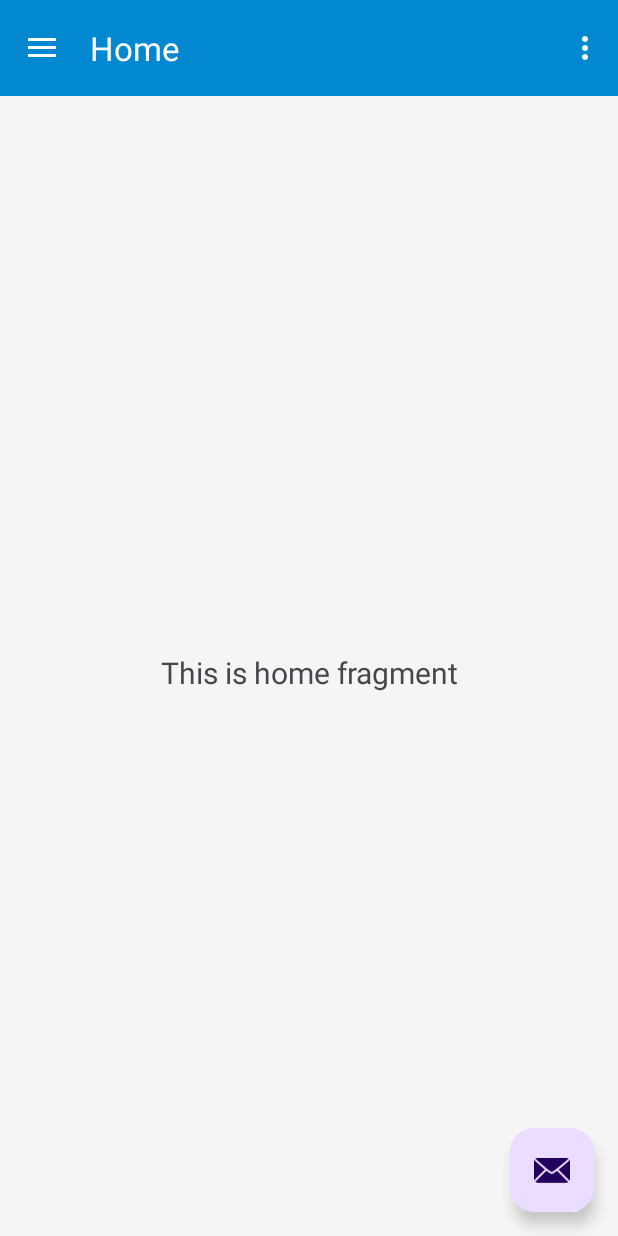
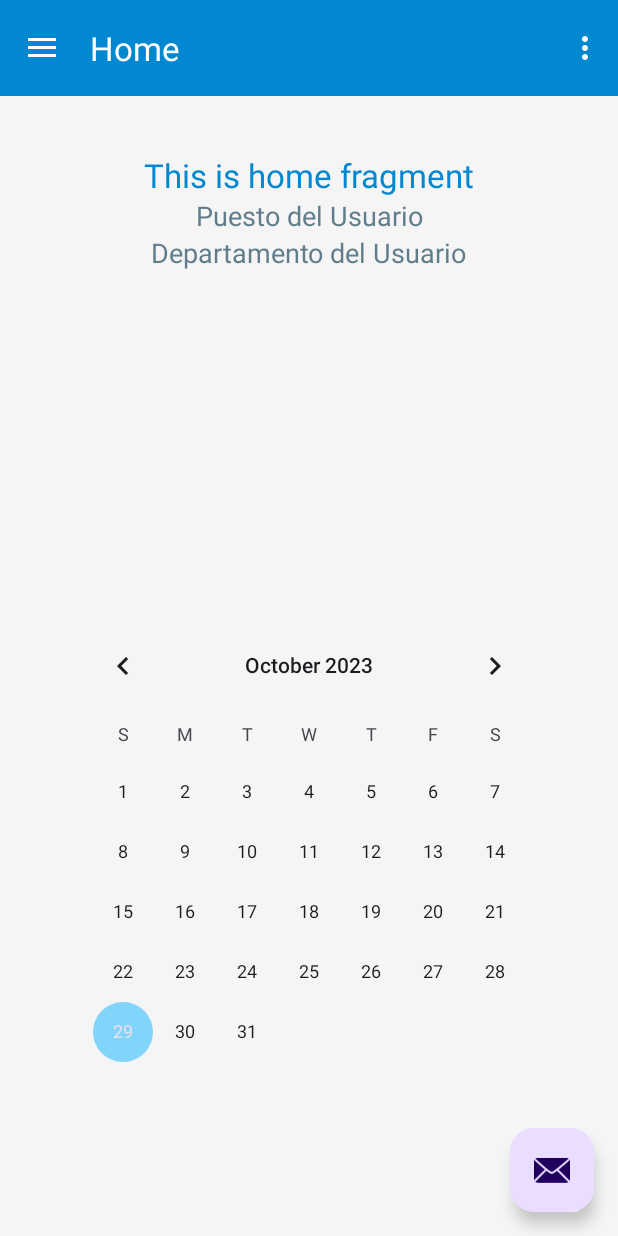
Before and after one commit to k3ssdev/TeamTrekAndroid, an Android app: the MainActivity screen opened directly, with no data from a screen before it, on a phone screen of 412 x 824 dp. Run offline under Robolectric (Android 15) with nearby library versions, the phone set to English and light mode, and no system bars; our stand-ins replace navigation-ui.

Commit message:
menu icons

```diff
--- a/app/src/main/java/io/github/k3ssdev/teamtrekandroid/ui/home/HomeFragment.java
+++ b/app/src/main/java/io/github/k3ssdev/teamtrekandroid/ui/home/HomeFragment.java
@@ -24,7 +24,7 @@ public class HomeFragment extends Fragment {
         binding = FragmentHomeBinding.inflate(inflater, container, false);
         View root = binding.getRoot();
 
-        final TextView textView = binding.textHome;
+        final TextView textView = binding.nombreUsuario;
         homeViewModel.getText().observe(getViewLifecycleOwner(), textView::setText);
         return root;
     }
--- /dev/null
+++ b/app/src/main/res/drawable/baseline_calendar_month_24.xml
@@ -0,0 +1,5 @@
+<vector android:height="24dp" android:tint="#000000"
+    android:viewportHeight="24" android:viewportWidth="24"
+    android:width="24dp" xmlns:android="http://schemas.android.com/apk/res/android">
+    <path android:fillColor="@android:color/white" android:pathData="M19,4h-1V2h-2v2H8V2H6v2H5C3.89,4 3.01,4.9 3.01,6L3,20c0,1.1 0.89,2 2,2h14c1.1,0 2,-0.9 2,-2V6C21,4.9 20.1,4 19,4zM19,20H5V10h14V20zM9,14H7v-2h2V14zM13,14h-2v-2h2V14zM17,14h-2v-2h2V14zM9,18H7v-2h2V18zM13,18h-2v-2h2V18zM17,18h-2v-2h2V18z"/>
+</vector>
--- /dev/null
+++ b/app/src/main/res/drawable/baseline_home_24.xml
@@ -0,0 +1,5 @@
+<vector android:height="24dp" android:tint="#000000"
+    android:viewportHeight="24" android:viewportWidth="24"
+    android:width="24dp" xmlns:android="http://schemas.android.com/apk/res/android">
+    <path android:fillColor="@android:color/white" android:pathData="M10,20v-6h4v6h5v-8h3L12,3 2,12h3v8z"/>
+</vector>
--- /dev/null
+++ b/app/src/main/res/drawable/baseline_person_24.xml
@@ -0,0 +1,5 @@
+<vector android:height="24dp" android:tint="#000000"
+    android:viewportHeight="24" android:viewportWidth="24"
+    android:width="24dp" xmlns:android="http://schemas.android.com/apk/res/android">
+    <path android:fillColor="@android:color/white" android:pathData="M12,12c2.21,0 4,-1.79 4,-4s-1.79,-4 -4,-4 -4,1.79 -4,4 1.79,4 4,4zM12,14c-2.67,0 -8,1.34 -8,4v2h16v-2c0,-2.66 -5.33,-4 -8,-4z"/>
+</vector>
--- a/app/src/main/res/drawable/side_nav_bar.xml
+++ b/app/src/main/res/drawable/side_nav_bar.xml
@@ -1,9 +1,10 @@
 <shape xmlns:android="http://schemas.android.com/apk/res/android"
     android:shape="rectangle">
     <gradient
-        android:angle="135"
-        android:centerColor="#009688"
-        android:endColor="#00695C"
-        android:startColor="#4DB6AC"
+        android:angle="180
+"
+        android:centerColor="@color/blue"
+        android:endColor="@color/blue_dark"
+        android:startColor="@color/blue"
         android:type="linear" />
 </shape>
--- a/app/src/main/res/layout/fragment_home.xml
+++ b/app/src/main/res/layout/fragment_home.xml
@@ -4,19 +4,94 @@
     xmlns:tools="http://schemas.android.com/tools"
     android:layout_width="match_parent"
     android:layout_height="match_parent"
+    android:background="@color/background_light"
     tools:context=".ui.home.HomeFragment">
 
+    <!-- Guideline superior -->
+    <androidx.constraintlayout.widget.Guideline
+        android:id="@+id/guidelineTop"
+        android:layout_width="wrap_content"
+        android:layout_height="wrap_content"
+        android:orientation="horizontal"
+        app:layout_constraintGuide_percent="0.05" />
+
+    <!-- Guideline inferior -->
+    <androidx.constraintlayout.widget.Guideline
+        android:id="@+id/guidelineTop2"
+        android:layout_width="wrap_content"
+        android:layout_height="wrap_content"
+        android:orientation="horizontal"
+        app:layout_constraintGuide_percent="0.45" />
+
+    <androidx.constraintlayout.widget.Guideline
+        android:id="@+id/guidelineBottom"
+        android:layout_width="wrap_content"
+        android:layout_height="wrap_content"
+        android:orientation="horizontal"
+        app:layout_constraintGuide_percent="0.9" />
+
+    <!-- Guideline izquierdo -->
+    <androidx.constraintlayout.widget.Guideline
+        android:id="@+id/guidelineLeft"
+        android:layout_width="wrap_content"
+        android:layout_height="wrap_content"
+        android:orientation="vertical"
+        app:layout_constraintGuide_percent="0.1" />
+
+    <!-- Guideline derecho -->
+    <androidx.constraintlayout.widget.Guideline
+        android:id="@+id/guidelineRight"
+        android:layout_width="wrap_content"
+        android:layout_height="wrap_content"
+        android:orientation="vertical"
+        app:layout_constraintGuide_percent="0.9" />
+
+    <!-- TextView para el nombre del usuario -->
     <TextView
-        android:id="@+id/text_home"
-        android:layout_width="match_parent"
+        android:id="@+id/nombreUsuario"
+        android:layout_width="wrap_content"
         android:layout_height="wrap_content"
-        android:layout_marginStart="8dp"
-        android:layout_marginTop="8dp"
-        android:layout_marginEnd="8dp"
-        android:textAlignment="center"
-        android:textSize="20sp"
-        app:layout_constraintBottom_toBottomOf="parent"
-        app:layout_constraintEnd_toEndOf="parent"
-        app:layout_constraintStart_toStartOf="parent"
-        app:layout_constraintTop_toTopOf="parent" />
+        android:text="Nombre del Usuario"
+        android:textSize="22sp"
+        android:textColor="@color/blue"
+        app:layout_constraintTop_toTopOf="@+id/guidelineTop"
+        app:layout_constraintStart_toStartOf="@+id/guidelineLeft"
+        app:layout_constraintEnd_toEndOf="@+id/guidelineRight" />
+
+    <!-- TextView para el puesto del usuario -->
+    <TextView
+        android:id="@+id/puestoUsuario"
+        android:layout_width="wrap_content"
+        android:layout_height="wrap_content"
+        android:text="Puesto del Usuario"
+        android:textSize="18sp"
+        android:textColor="@color/blue_grey"
+        app:layout_constraintTop_toBottomOf="@+id/nombreUsuario"
+        app:layout_constraintStart_toStartOf="@+id/guidelineLeft"
+        app:layout_constraintEnd_toEndOf="@+id/guidelineRight" />
+
+    <!-- TextView para el departamento del usuario -->
+    <TextView
+        android:id="@+id/departamentoUsuario"
+        android:layout_width="wrap_content"
+        android:layout_height="wrap_content"
+        android:text="Departamento del Usuario"
+        android:textSize="18sp"
+        android:textColor="@color/blue_grey"
+        app:layout_constraintTop_toBottomOf="@+id/puestoUsuario"
+        app:layout_constraintStart_toStartOf="@+id/guidelineLeft"
+        app:layout_constraintEnd_toEndOf="@+id/guidelineRight" />
+
+    <!-- CalendarView -->
+    <CalendarView
+        android:id="@+id/calendario"
+        android:layout_width="0dp"
+        android:layout_height="wrap_content"
+        app:layout_constraintBottom_toTopOf="@+id/guidelineBottom"
+        app:layout_constraintEnd_toEndOf="@+id/guidelineRight"
+        app:layout_constraintHorizontal_bias="0.0"
+        app:layout_constraintStart_toStartOf="@+id/guidelineLeft"
+        app:layout_constraintTop_toTopOf="@+id/guidelineTop2"
+        app:layout_constraintVertical_bias="0.951" />
+
 </androidx.constraintlayout.widget.ConstraintLayout>
--- a/app/src/main/res/layout/login_activity.xml
+++ b/app/src/main/res/layout/login_activity.xml
@@ -31,7 +31,7 @@
         android:layout_width="wrap_content"
         android:layout_height="wrap_content"
         android:orientation="horizontal"
-        app:layout_constraintGuide_percent="0.40" />
+        app:layout_constraintGuide_percent="0.45" />
 
     <!-- Guideline horizontal al 40% de la altura de la pantalla -->
     <androidx.constraintlayout.widget.Guideline
@@ -95,7 +95,7 @@
 
     <androidx.constraintlayout.widget.ConstraintLayout
         android:layout_width="0dp"
-        android:layout_height="wrap_content"
+        android:layout_height="60dp"
         app:layout_constraintBottom_toTopOf="@+id/guidelineHorizontalBottom"
         app:layout_constraintEnd_toStartOf="@+id/guidelineVerticalEnd"
         app:layout_constraintHorizontal_bias="1.0"
@@ -106,9 +106,10 @@
         <Button
             android:id="@+id/buttonLogin"
             android:layout_width="0dp"
-            android:layout_height="wrap_content"
+            android:layout_height="0dp"
             android:text="@string/Login"
             android:textColor="@color/white"
+            android:textSize="18sp"
             app:layout_constraintBottom_toBottomOf="parent"
             app:layout_constraintEnd_toEndOf="parent"
             app:layout_constraintStart_toStartOf="parent"
@@ -121,16 +122,15 @@
 
     <ImageView
         android:id="@+id/imageView3"
-        android:layout_width="304dp"
-        android:layout_height="285dp"
+        android:layout_width="0dp"
+        android:layout_height="0dp"
+        android:src="?attr/imagenTema"
         app:layout_constraintBottom_toTopOf="@+id/guidelineHorizontalTop"
         app:layout_constraintEnd_toStartOf="@+id/guidelineVerticalEnd"
         app:layout_constraintHorizontal_bias="0.48"
         app:layout_constraintStart_toStartOf="@+id/guidelineVerticalStart"
         app:layout_constraintTop_toTopOf="parent"
-        app:layout_constraintVertical_bias="1.0"
-        android:src="?attr/imagenTema"
-        />
+        app:layout_constraintVertical_bias="0.636" />
 
 
 </androidx.constraintlayout.widget.ConstraintLayout>
--- a/app/src/main/res/menu/activity_main_drawer.xml
+++ b/app/src/main/res/menu/activity_main_drawer.xml
@@ -6,15 +6,15 @@
     <group android:checkableBehavior="single">
         <item
             android:id="@+id/nav_home"
-            android:icon="@drawable/ic_menu_camera"
+            android:icon="@drawable/baseline_home_24"
             android:title="@string/menu_home" />
         <item
             android:id="@+id/nav_gallery"
-            android:icon="@drawable/ic_menu_gallery"
-            android:title="@string/menu_gallery" />
+            android:icon="@drawable/baseline_calendar_month_24"
+            android:title="@string/menu_calendar" />
         <item
             android:id="@+id/nav_slideshow"
-            android:icon="@drawable/ic_menu_slideshow"
-            android:title="@string/menu_slideshow" />
+            android:icon="@drawable/baseline_person_24"
+            android:title="@string/menu_form" />
     </group>
 </menu>
--- a/app/src/main/res/values-land/strings.xml
+++ b/app/src/main/res/values-land/strings.xml
@@ -8,4 +8,6 @@
     <string name="fecha_nacimiento">Fecha Nacimiento</string>
     <string name="volver">Volver</string>
     <string name="timestamp">TimeStamp</string>
+    <string name="menu_calendar">Horarios</string>
+    <string name="menu_form">Ficha</string>
 </resources>
--- a/app/src/main/res/values-night/strings.xml
+++ b/app/src/main/res/values-night/strings.xml
@@ -8,4 +8,6 @@
     <string name="fecha_nacimiento">Fecha Nacimiento</string>
     <string name="volver">Volver</string>
     <string name="timestamp">TimeStamp</string>
+    <string name="menu_calendar">Horarios</string>
+    <string name="menu_form">Ficha</string>
 </resources>
--- a/app/src/main/res/values-w1240dp/strings.xml
+++ b/app/src/main/res/values-w1240dp/strings.xml
@@ -8,4 +8,6 @@
     <string name="fecha_nacimiento">Fecha Nacimiento</string>
     <string name="volver">Volver</string>
     <string name="timestamp">TimeStamp</string>
+    <string name="menu_calendar">Horarios</string>
+    <string name="menu_form">Ficha</string>
 </resources>
--- a/app/src/main/res/values-w600dp/strings.xml
+++ b/app/src/main/res/values-w600dp/strings.xml
@@ -8,4 +8,6 @@
     <string name="fecha_nacimiento">Fecha Nacimiento</string>
     <string name="volver">Volver</string>
     <string name="timestamp">TimeStamp</string>
+    <string name="menu_calendar">Horarios</string>
+    <string name="menu_form">Ficha</string>
 </resources>
--- a/app/src/main/res/values/strings.xml
+++ b/app/src/main/res/values/strings.xml
@@ -19,4 +19,6 @@
     <string name="fecha_nacimiento">Fecha Nacimiento</string>
     <string name="volver">Volver</string>
     <string name="timestamp">TimeStamp</string>
+    <string name="menu_calendar">Horarios</string>
+    <string name="menu_form">Ficha</string>
 </resources>
```
